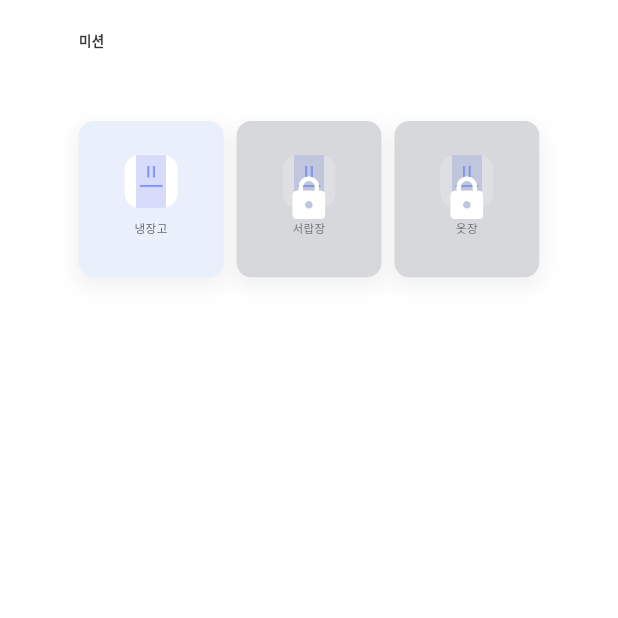
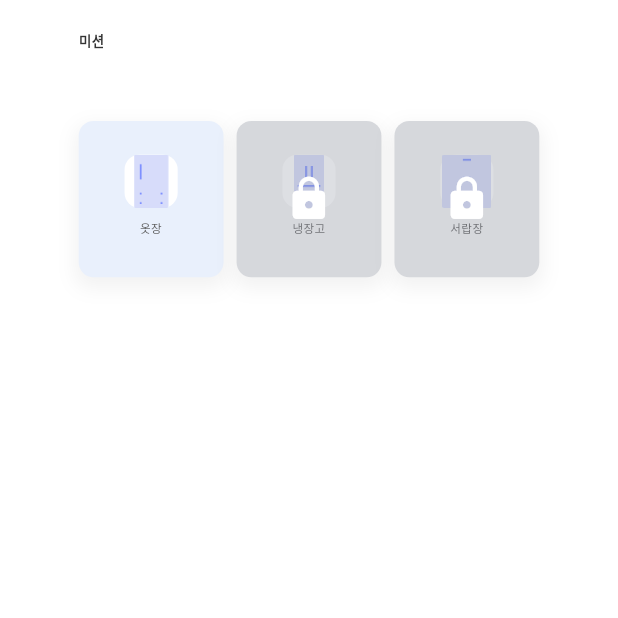
Before and after one commit to Mu-swu/Mu-Flutter, a Flutter app: the screen it shows after launch, after a tap on "미션", on a phone screen of 412 x 824 dp, the top half of it. Run offline on Flutter 3.47's test engine with Material 3 defaults, Android fonts, the phone set to English and light mode, and no system bars; our stand-ins replace camera, fl_chart, flutter_dotenv, google_generative_ai, just_audio, lottie and 2 more; missing offline and left inert: tflite_flutter; network calls fail; Roboto replaces fonts that are missing (Pretendard).

Commit message:
유형 매니저 -> 미션, 버릴까말까, 홈 적용 (이미지, 영상 미적용)

```diff
--- a/lib/main.dart
+++ b/lib/main.dart
@@ -9,7 +9,12 @@ import 'widgets/navigationbar.dart';
 import 'widgets/shortbutton.dart';
 import 'widgets/schedule_item.dart';
 import 'mission_start.dart';
+import 'keepbox.dart';
 import 'package:mu/data/sampledata.dart';
+import 'user_theme_manager.dart'; // Import the new file
+
+// You should create this file separately: user_theme_manager.dart
+// I've included the content of this new file in the response for your convenience.
 
 int calculateRemainingDays(String endDateString) {
   final now = DateTime.now();
@@ -21,7 +26,9 @@ int calculateRemainingDays(String endDateString) {
   );
   return endDate.difference(now).inDays;
 }
+
 // CustomTag 위젯 (요청에 따라 색상과 크기 수정)
+// 기존 TagType enum은 UserThemeManager.currentUserType에 맞게 사용합니다.
 enum TagType { bang, gam, mol }
 class CustomTag extends StatelessWidget {
   final String label;
@@ -53,12 +60,8 @@ class CustomTag extends StatelessWidget {
         break;
     }
 
-
-
-
-
     return Container(
-      padding: const EdgeInsets.symmetric(horizontal: 8, vertical: 4), // 패딩을 늘려서 크기 키움
+      padding: const EdgeInsets.symmetric(horizontal: 8, vertical: 4),
       decoration: BoxDecoration(
         color: backgroundColor,
         borderRadius: BorderRadius.circular(8),
@@ -67,7 +70,7 @@ class CustomTag extends StatelessWidget {
         label,
         style: TextStyle(
           color: textColor,
-          fontSize: 12, // 폰트 사이즈 키움
+          fontSize: 12,
           fontWeight: FontWeight.bold,
         ),
       ),
@@ -105,22 +108,26 @@ class MyApp extends StatelessWidget {
         '/congestion': (context) => SpaceStartScreen(),
         '/mission_start': (context) => const MissionStartPage(),
         '/my':(context)=> const MyPage(),
+        '/keepbox': (context) => const keepbox(),
       },
     );
   }
 }
 
-class FigmaHomePage extends StatelessWidget {
+class FigmaHomePage extends StatefulWidget {
   const FigmaHomePage({super.key});
 
+  @override
+  State<FigmaHomePage> createState() => _FigmaHomePageState();
+}
+
+class _FigmaHomePageState extends State<FigmaHomePage> {
   @override
   Widget build(BuildContext context) {
     const baseWidth = 1280.0;
     const baseHeight = 800.0;
     final screenWidth = MediaQuery.of(context).size.width;
     final screenHeight = MediaQuery.of(context).size.height;
-
-    // 화면 너비와 높이 비율 중 작은 값을 기준으로 전체적인 비율을 계산
     final overallRatio = screenWidth / baseWidth < screenHeight / baseHeight ? screenWidth / baseWidth : screenHeight / baseHeight;
 
     final horizontalPadding = 150.0 * overallRatio;
@@ -149,7 +156,7 @@ class FigmaHomePage extends StatelessWidget {
       body: SafeArea(
         child: Padding(
           padding: EdgeInsets.only(
-            top: verticalPadding + 20,   // 👈 위쪽 여백에 20 추가
+            top: verticalPadding + 20,
             left: horizontalPadding,
             right: horizontalPadding,
             bottom: 0,
@@ -157,7 +164,6 @@ class FigmaHomePage extends StatelessWidget {
           child: Column(
             crossAxisAlignment: CrossAxisAlignment.start,
             children: [
-              // 헤더 섹션 (아이콘과 텍스트)
               Row(
                 mainAxisAlignment: MainAxisAlignment.start,
                 children: [
@@ -172,7 +178,7 @@ class FigmaHomePage extends StatelessWidget {
                         borderRadius: BorderRadius.circular(12 * overallRatio),
                       ),
                       child: Image.asset(
-                        'assets/retest.png',
+                        UserThemeManager.retestImage, // Dynamic image
                         width: 42 * overallRatio,
                         height: 42 * overallRatio,
                         fit: BoxFit.contain,
@@ -184,12 +190,12 @@ class FigmaHomePage extends StatelessWidget {
                     crossAxisAlignment: CrossAxisAlignment.start,
                     children: [
                       CustomTag(
-                        label: '#정리보단 숨기기',
-                        type: TagType.bang,
+                        label: UserThemeManager.tagLabel, // Dynamic tag label
+                        type: UserThemeManager.currentUserType == UserType.gam ? TagType.gam : (UserThemeManager.currentUserType == UserType.mol ? TagType.mol : TagType.bang),
                       ),
                       SizedBox(height: 5 * overallRatio),
                       Text(
-                        '방치형 비움이',
+                        UserThemeManager.userTitle, // Dynamic user title
                         style: TextStyle(
                           fontSize: 32 * overallRatio,
                           fontWeight: FontWeight.bold,
@@ -201,7 +207,7 @@ class FigmaHomePage extends StatelessWidget {
                   const Spacer(),
                   GestureDetector(
                     onTap: () {
-                      // help page navigation
+                      Navigator.pushNamed(context, '/keepbox');
                     },
                     child: Container(
                       padding: EdgeInsets.all(12 * overallRatio),
@@ -220,25 +226,21 @@ class FigmaHomePage extends StatelessWidget {
                 ],
               ),
               SizedBox(height: 20 * overallRatio),
-
-              // 메인 콘텐츠 섹션 (2x2 그리드 구조)
               Expanded(
                 child: Column(
                   children: [
-                    // 첫 번째 행: mom 섹션과 비움 스케줄 섹션
                     Expanded(
                       flex: 13,
                       child: Row(
                         crossAxisAlignment: CrossAxisAlignment.stretch,
                         children: [
-                          // 왼쪽: mom 섹션
                           Expanded(
                             flex: 18,
                             child: Container(
                               margin: EdgeInsets.only(right: spacing),
                               padding: EdgeInsets.all(20 * overallRatio),
                               decoration: BoxDecoration(
-                                color: const Color(0xFFFBF4FF),
+                                color: UserThemeManager.momBackgroundColor, // Dynamic background color
                                 borderRadius: BorderRadius.circular(24 * overallRatio),
                               ),
                               child: Column(
@@ -246,7 +248,7 @@ class FigmaHomePage extends StatelessWidget {
                                   Expanded(
                                     flex: 2,
                                     child: Image.asset(
-                                      'assets/home/mom_bang.png',
+                                      UserThemeManager.momImage, // Dynamic image
                                       fit: BoxFit.contain,
                                     ),
                                   ),
@@ -294,7 +296,6 @@ class FigmaHomePage extends StatelessWidget {
                               ),
                             ),
                           ),
-                          // 오른쪽: 비움 스케줄 섹션
                           Expanded(
                             flex: 10,
                             child: Column(
@@ -315,7 +316,7 @@ class FigmaHomePage extends StatelessWidget {
                                       borderRadius: BorderRadius.circular(24 * overallRatio),
                                       child: ListView(
                                         padding: EdgeInsets.zero,
-                                        children: [
+                                        children: const [
                                           ScheduleItem(
                                             title: '냉장실 한 칸',
                                             time: '45분',
@@ -343,7 +344,6 @@ class FigmaHomePage extends StatelessWidget {
                       ),
                     ),
                     SizedBox(height: spacing),
-                    // 두 번째 행: 비움 현황과 보관 잔여일 섹션
                     Expanded(
                       flex: 10,
                       child: LayoutBuilder(
@@ -355,7 +355,6 @@ class FigmaHomePage extends StatelessWidget {
                           return Row(
                             crossAxisAlignment: CrossAxisAlignment.start,
                             children: [
-                              // 왼쪽: 비움 현황 섹션
                               Expanded(
                                 flex: 18,
                                 child: Column(
@@ -389,7 +388,7 @@ class FigmaHomePage extends StatelessWidget {
                                               child: ClipRRect(
                                                 borderRadius: BorderRadius.circular(16 * overallRatio),
                                                 child: Image.asset(
-                                                  'assets/home/refr.png',
+                                                  UserThemeManager.statusImage, // Dynamic image
                                                   fit: BoxFit.contain,
                                                 ),
                                               ),
@@ -407,8 +406,7 @@ class FigmaHomePage extends StatelessWidget {
                                                 ),
                                                 SizedBox(height: 40 * overallRatio),
                                                 Row(
-                                                  mainAxisAlignment:
-                                                  MainAxisAlignment.start,
+                                                  mainAxisAlignment: MainAxisAlignment.start,
                                                   children: List.generate(
                                                     10,
                                                         (index) {
@@ -416,14 +414,10 @@ class FigmaHomePage extends StatelessWidget {
                                                       return Container(
                                                         width: 16 * overallRatio,
                                                         height: 36 * overallRatio,
-                                                        margin: EdgeInsets.symmetric(
-                                                            horizontal: 6 * overallRatio),
+                                                        margin: EdgeInsets.symmetric(horizontal: 6 * overallRatio),
                                                         decoration: BoxDecoration(
-                                                          color: isFilled
-                                                              ? const Color(0xFF6AC992)
-                                                              : Colors.grey[300]!,
-                                                          borderRadius:
-                                                          BorderRadius.circular(6 * overallRatio),
+                                                          color: isFilled ? const Color(0xFF6AC992) : Colors.grey[300]!,
+                                                          borderRadius: BorderRadius.circular(6 * overallRatio),
                                                         ),
                                                       );
                                                     },
@@ -438,8 +432,6 @@ class FigmaHomePage extends StatelessWidget {
                                   ],
                                 ),
                               ),
-
-                              // 오른쪽: 보관 잔여일 섹션
                               Expanded(
                                 flex: 10,
                                 child: Column(
@@ -450,13 +442,10 @@ class FigmaHomePage extends StatelessWidget {
                                       style: TextStyle(fontSize: 20, fontWeight: FontWeight.bold),
                                     ),
                                     SizedBox(height: spacing / 4),
-
-                                    // 높이를 직접 맞춰줌 (왼쪽 냉장고 박스 높이와 동일하게)
                                     SizedBox(
-                                      height: proportionalHeight, // ← 왼쪽 "비움 현황" 박스 높이와 동일
+                                      height: proportionalHeight,
                                       child: Row(
                                         children: [
-                                          // 첫 번째 칸
                                           Expanded(
                                             child: Container(
                                               margin: EdgeInsets.only(right: spacing / 2),
@@ -467,12 +456,11 @@ class FigmaHomePage extends StatelessWidget {
                                               ),
                                               child: item1 != null
                                                   ? Column(
-                                                crossAxisAlignment: CrossAxisAlignment.start, // 좌측정렬
+                                                crossAxisAlignment: CrossAxisAlignment.start,
                                                 mainAxisAlignment: MainAxisAlignment.center,
                                                 children: [
                                                   Container(
-                                                    padding: const EdgeInsets.symmetric(
-                                                        horizontal: 8, vertical: 4),
+                                                    padding: const EdgeInsets.symmetric(horizontal: 8, vertical: 4),
                                                     decoration: BoxDecoration(
                                                       color: const Color(0xFFFFE0E0),
                                                       borderRadius: BorderRadius.circular(8),
@@ -509,7 +497,6 @@ class FigmaHomePage extends StatelessWidget {
                                                   : const Center(child: Text('데이터 없음')),
                                             ),
                                           ),
-                                          // 두 번째 칸
                                           Expanded(
                                             child: Container(
                                               margin: EdgeInsets.only(left: spacing / 2),
@@ -520,10 +507,10 @@ class FigmaHomePage extends StatelessWidget {
                                               ),
                                               child: item2 != null
                                                   ? Padding(
-                                                padding: EdgeInsets.only(top: 34 * overallRatio), // 태그 높이만큼 내려줌
+                                                padding: EdgeInsets.only(top: 34 * overallRatio),
                                                 child: Column(
-                                                  crossAxisAlignment: CrossAxisAlignment.start, // 좌측정렬
-                                                  mainAxisAlignment: MainAxisAlignment.start,   // 상단 정렬
+                                                  crossAxisAlignment: CrossAxisAlignment.start,
+                                                  mainAxisAlignment: MainAxisAlignment.start,
                                                   children: [
                                                     Text(
                                                       item2['name'] as String,
--- a/lib/space_start.dart
+++ b/lib/space_start.dart
@@ -1,7 +1,7 @@
 import 'package:flutter/material.dart';
-import 'package:flutter/foundation.dart'; // Add this import for kIsWeb
 import 'package:mu/widgets/navigationbar.dart'; // Import your BottomNavBar
 import 'package:mu/congestion_analysis_page.dart'; // Import the destination page
+import 'user_theme_manager.dart'; // Import the user theme manager
 
 class SpaceUnitCard extends StatelessWidget {
   final String title;
@@ -103,9 +103,8 @@ class SpaceUnitCard extends StatelessWidget {
       ),
     );
   }
+}
 
-
-}
 class SpaceStartScreen extends StatefulWidget {
   const SpaceStartScreen({super.key});
 
@@ -157,6 +156,89 @@ class _SpaceStartScreenState extends State<SpaceStartScreen> {
     final screenWidth = MediaQuery.of(context).size.width;
     final scaleFactor = screenWidth / 1280;
 
+    // Determine the order of cards based on the current user type
+    final List<Widget> spaceCards;
+    switch (UserThemeManager.currentUserType) {
+      case UserType.bang:
+        spaceCards = [
+          SpaceUnitCard(
+            title: '냉장고',
+            imagePath: 'assets/home/refr.png',
+            onTap: () {
+              Navigator.push(
+                context,
+                MaterialPageRoute(
+                  builder: (context) => CongestionAnalysisLayout(),
+                ),
+              );
+            },
+          ),
+          const SpaceUnitCard(
+            title: '서랍장',
+            imagePath: 'assets/home/drawer.png',
+            isLocked: true,
+          ),
+          const SpaceUnitCard(
+            title: '옷장',
+            imagePath: 'assets/home/closet.png',
+            isLocked: true,
+          ),
+        ];
+        break;
+      case UserType.gam:
+        spaceCards = [
+          SpaceUnitCard(
+            title: '옷장',
+            imagePath: 'assets/home/closet.png',
+            onTap: () {
+              Navigator.push(
+                context,
+                MaterialPageRoute(
+                  builder: (context) => CongestionAnalysisLayout(),
+                ),
+              );
+            },
+          ),
+          const SpaceUnitCard(
+            title: '냉장고',
+            imagePath: 'assets/home/refr.png',
+            isLocked: true,
+          ),
+          const SpaceUnitCard(
+            title: '서랍장',
+            imagePath: 'assets/home/drawer.png',
+            isLocked: true,
+          ),
+        ];
+        break;
+      case UserType.mol:
+        spaceCards = [
+          SpaceUnitCard(
+            title: '서랍장',
+            imagePath: 'assets/home/drawer.png',
+            onTap: () {
+              Navigator.push(
+                context,
+                MaterialPageRoute(
+                  builder: (context) => CongestionAnalysisLayout(),
+                ),
+              );
+            },
+          ),
+          const SpaceUnitCard(
+            title: '냉장고',
+            imagePath: 'assets/home/refr.png',
+            isLocked: true,
+          ),
+          const SpaceUnitCard(
+            title: '옷장',
+            imagePath: 'assets/home/closet.png',
+            isLocked: true,
+          ),
+        ];
+        break;
+    }
+
     return Scaffold(
       backgroundColor: Colors.white,
       body: Stack(
@@ -181,38 +263,7 @@ class _SpaceStartScreenState extends State<SpaceStartScreen> {
                   SizedBox(height: 146 * scaleFactor),
                   Row(
                     mainAxisAlignment: MainAxisAlignment.spaceBetween,
-                    children: [
-                      SpaceUnitCard(
-                        title: '냉장고',
-                        imagePath: 'assets/home/refr.png',
-                        isLocked: false,
-                        onTap: () {
-                          // Correctly navigate to the congestion analysis page
-                          Navigator.push(
-                            context,
-                            MaterialPageRoute(
-                              builder: (context) => CongestionAnalysisLayout(),
-                            ),
-                          );
-                        },
-                      ),
-                      SpaceUnitCard(
-                        title: '서랍장',
-                        imagePath: 'assets/home/refr.png', // Replace with drawer image
-                        isLocked: true,
-                        onTap: () {
-                          // This will not be called because isLocked is true
-                        },
-                      ),
-                      SpaceUnitCard(
-                        title: '옷장',
-                        imagePath: 'assets/home/refr.png', // Replace with closet image
-                        isLocked: true,
-                        onTap: () {
-                          // This will not be called because isLocked is true
-                        },
-                      ),
-                    ],
+                    children: spaceCards, // Use the dynamically created list of cards
                   ),
                 ],
               ),
--- /dev/null
+++ b/lib/user_theme_manager.dart
@@ -0,0 +1,88 @@
+import 'package:flutter/material.dart';
+
+enum UserType { bang, gam, mol }
+
+class UserThemeManager {
+  static UserType currentUserType = UserType.gam; // 기본값은 '방치형'으로 설정
+
+  static void setUserType(UserType type) {
+    currentUserType = type;
+  }
+
+  static String get retestImage {
+    switch (currentUserType) {
+      case UserType.bang:
+        return 'assets/home/retest_bang.png';
+      case UserType.gam:
+        return 'assets/home/retest_gam.png';
+      case UserType.mol:
+        return 'assets/home/retest_mol.png';
+    }
+  }
+
+  static String get tagLabel {
+    switch (currentUserType) {
+      case UserType.bang:
+        return '#정리보단 숨기기';
+      case UserType.gam:
+        return '#추억에 미련가득';
+      case UserType.mol:
+        return '#어떻게 시작할까';
+    }
+  }
+
+  static String get userTitle {
+    switch (currentUserType) {
+      case UserType.bang:
+        return '방치형 비움이';
+      case UserType.gam:
+        return '감정형 비움이';
+      case UserType.mol:
+        return '몰라형 비움이';
+    }
+  }
+
+  static String get momImage {
+    switch (currentUserType) {
+      case UserType.bang:
+        return 'assets/home/mom_bang.png';
+      case UserType.gam:
+        return 'assets/home/mom_gam.png';
+      case UserType.mol:
+        return 'assets/home/mom_mol.png';
+    }
+  }
+
+  static Color get momBackgroundColor {
+    switch (currentUserType) {
+      case UserType.bang:
+        return const Color(0xFFFBF4FF);
+      case UserType.gam:
+        return const Color(0xFFFFF6EF);
+      case UserType.mol:
+        return const Color(0xFFF3FBF0);
+    }
+  }
+
+  static String get statusImage {
+    switch (currentUserType) {
+      case UserType.bang:
+        return 'assets/home/refr.png';
+      case UserType.gam:
+        return 'assets/home/closet.png';
+      case UserType.mol:
+        return 'assets/home/drawer.png';
+    }
+  }
+
+  static Color get keepboxGradientStartColor {
+    switch (currentUserType) {
+      case UserType.bang:
+        return const Color(0xFFF2D7FF); // 방치형 시작 색상
+      case UserType.gam:
+        return const Color(0xFFFEE1C7); // 감정형 시작 색상
+      case UserType.mol:
+        return const Color(0xFFD7F2C2); // 몰라형 시작 색상
+    }
+  }
+}
```
Also changed, not shown: lib/MissionStepPage.dart (+21 -13 lines), lib/keepbox.dart (+12 -16 lines), lib/mission_start.dart (+46 -10 lines), pubspec.yaml (+7 -1 lines), assets/home/closet.png (added), assets/home/drawer.png (added), assets/home/mom_gam.png (added), assets/home/mom_mol.png (added), assets/home/retest_bang.png (renamed from assets/retest.png), assets/home/retest_gam.png (added), assets/home/retest_mol.png (added).
